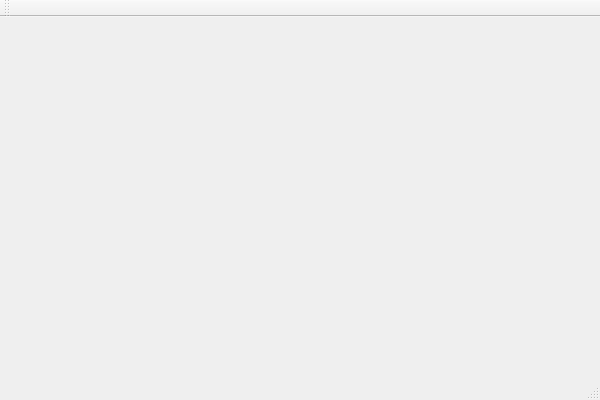
This is chat/mainwindow.ui in icooper89/linux-chat-client as Qt 5 draws it before an edit. The edited form follows.
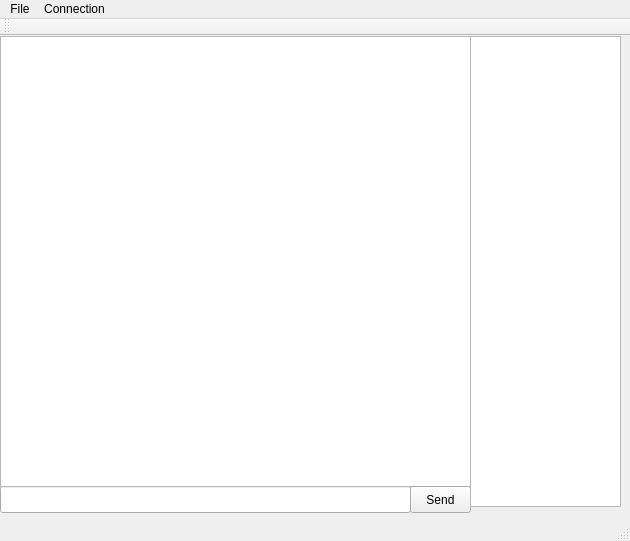
This is the edited form.

Diff of the .ui file:
```diff
--- a/chat/mainwindow.ui
+++ b/chat/mainwindow.ui
@@ -1,24 +1,113 @@
 <ui version="4.0">
  <class>MainWindow</class>
- <widget class="QMainWindow" name="MainWindow" >
-  <property name="geometry" >
+ <widget class="QMainWindow" name="MainWindow">
+  <property name="geometry">
    <rect>
     <x>0</x>
     <y>0</y>
-    <width>600</width>
-    <height>400</height>
+    <width>630</width>
+    <height>541</height>
    </rect>
   </property>
   <property name="windowTitle" >
    <string>MainWindow</string>
   </property>
-  <widget class="QMenuBar" name="menuBar" />
-  <widget class="QToolBar" name="mainToolBar" />
-  <widget class="QWidget" name="centralWidget" />
-  <widget class="QStatusBar" name="statusBar" />
+  <widget class="QWidget" name="centralWidget">
+   <widget class="QLineEdit" name="lineEdit_2">
+    <property name="geometry">
+     <rect>
+      <x>0</x>
+      <y>450</y>
+      <width>411</width>
+      <height>27</height>
+     </rect>
+    </property>
+   </widget>
+   <widget class="QTextBrowser" name="textBrowser">
+    <property name="geometry">
+     <rect>
+      <x>0</x>
+      <y>0</y>
+      <width>471</width>
+      <height>451</height>
+     </rect>
+    </property>
+   </widget>
+   <widget class="QPushButton" name="pushButton">
+    <property name="geometry">
+     <rect>
+      <x>410</x>
+      <y>450</y>
+      <width>61</width>
+      <height>27</height>
+     </rect>
+    </property>
+    <property name="text">
+     <string>Send</string>
+    </property>
+   </widget>
+   <widget class="QTextBrowser" name="textBrowser_2">
+    <property name="geometry">
+     <rect>
+      <x>470</x>
+      <y>0</y>
+      <width>151</width>
+      <height>471</height>
+     </rect>
+    </property>
+   </widget>
+  </widget>
+  <widget class="QMenuBar" name="menuBar">
+   <property name="geometry">
+    <rect>
+     <x>0</x>
+     <y>0</y>
+     <width>630</width>
+     <height>25</height>
+    </rect>
+   </property>
+   <widget class="QMenu" name="menuFile">
+    <property name="title">
+     <string>File</string>
+    </property>
+    <addaction name="actionExit"/>
+   </widget>
+   <widget class="QMenu" name="menuConnection">
+    <property name="title">
+     <string>Connection</string>
+    </property>
+    <addaction name="actionConnect"/>
+    <addaction name="actionOptions"/>
+   </widget>
+   <addaction name="menuFile"/>
+   <addaction name="menuConnection"/>
+  </widget>
+  <widget class="QToolBar" name="mainToolBar">
+   <attribute name="toolBarArea">
+    <enum>TopToolBarArea</enum>
+   </attribute>
+   <attribute name="toolBarBreak">
+    <bool>false</bool>
+   </attribute>
+  </widget>
+  <widget class="QStatusBar" name="statusBar"/>
+  <action name="actionConnect">
+   <property name="text">
+    <string>Connect</string>
+   </property>
+  </action>
+  <action name="actionOptions">
+   <property name="text">
+    <string>Options</string>
+   </property>
+  </action>
+  <action name="actionExit">
+   <property name="text">
+    <string>Exit</string>
+   </property>
+  </action>
  </widget>
- <layoutDefault spacing="6" margin="11" />
- <pixmapfunction></pixmapfunction>
+ <layoutdefault spacing="6" margin="11"/>
  <resources/>
  <connections/>
 </ui>
```
Left out of the diff: 3 changed lines with no effect on the pictures.
